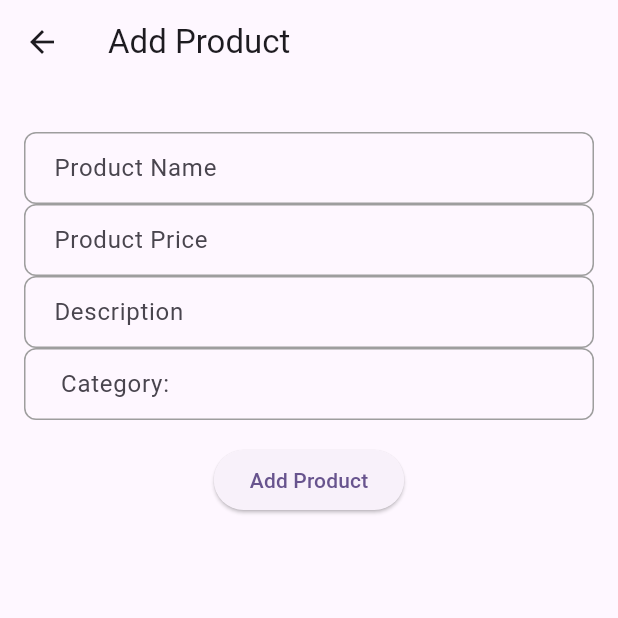
After one commit to amitpaju0001/smart_shop, a Flutter app: the AddProductScreen screen opened directly, on a phone screen of 412 x 824 dp, the top half of it. The commit adds this screen. Run offline on Flutter 3.47's test engine with Material 3 defaults, Android fonts, the phone set to English and light mode, and no system bars; network calls fail.

Commit message:
create add product api service and provider,implement in stringCont add Product screen created

```diff
--- a/lib/model/product_model.dart
+++ b/lib/model/product_model.dart
@@ -18,7 +18,7 @@ class ProductModel {
       id: json['id'],
       name: json['name'],
       description: json['description'],
-      price: json['price'],
+      price: json['price']is String ? int.parse(json['price']) : json['price'],
       category: json['category'],
     );
   }
@@ -28,7 +28,7 @@ class ProductModel {
       'id': id,
       'name': name,
       'description': description,
-      'price': price.toString(),
+      'price': price,
       'category': category,
     };
   }
--- a/lib/provider/api_product_provider.dart
+++ b/lib/provider/api_product_provider.dart
@@ -16,4 +16,15 @@ class ApiProductProvider extends ChangeNotifier {
     }
   }
 
+
+  Future<void> addProduct(ProductModel product) async {
+    try {
+      await ApiService.addProduct(product);
+      await fetchProducts();
+    } catch (e) {
+      print('Error adding product: $e');
+    }
+  }
+
+
 }
--- /dev/null
+++ b/lib/screen/add_product_screen.dart
@@ -0,0 +1,164 @@
+import 'package:flutter/material.dart';
+import 'package:provider/provider.dart';
+import 'package:smart_shop/model/product_model.dart';
+import 'package:smart_shop/provider/api_product_provider.dart';
+import 'package:smart_shop/shared/string_const.dart';
+
+class AddProductScreen extends StatefulWidget {
+  const AddProductScreen({super.key});
+
+  @override
+  State<AddProductScreen> createState() => _AddProductScreenState();
+}
+
+class _AddProductScreenState extends State<AddProductScreen> {
+  final TextEditingController nameController = TextEditingController();
+  final TextEditingController descController = TextEditingController();
+  final TextEditingController priceController = TextEditingController();
+  final TextEditingController categoryController = TextEditingController();
+  final GlobalKey<FormState> formKey = GlobalKey();
+
+  bool isLoading = false;
+
+  @override
+  Widget build(BuildContext context) {
+    return Scaffold(
+      appBar: AppBar(
+        title: const Text('Add Product'),
+      ),
+      body: SingleChildScrollView(
+        child: Padding(
+          padding: const EdgeInsets.all(16),
+          child: Form(
+            key: formKey,
+            child: Column(
+              children: [
+                const SizedBox(height: 16,),
+                TextFormField(
+                  controller: nameController,
+                  decoration: InputDecoration(
+                    labelText:StringConst.addLabelName,
+                    hintText: StringConst.addLabelName,
+                    border: OutlineInputBorder(
+                      borderRadius: BorderRadius.circular(8),
+                    ),
+                    focusedBorder: OutlineInputBorder(
+                      borderRadius: BorderRadius.circular(8),
+                      borderSide: const BorderSide(color: Colors.blue),
+                    ),
+                    enabledBorder: OutlineInputBorder(
+                      borderRadius: BorderRadius.circular(8),
+                      borderSide: const BorderSide(color: Colors.grey),
+                    ),
+                    contentPadding: const EdgeInsets.symmetric(horizontal: 16, vertical: 12),
+                  ),
+                ),
+                TextFormField(
+                  controller: priceController,
+                  decoration: InputDecoration(
+                    labelText:StringConst.addLabelPrice,
+                    hintText: StringConst.addLabelPrice,
+                    border: OutlineInputBorder(
+                      borderRadius: BorderRadius.circular(8),
+                    ),
+                    focusedBorder: OutlineInputBorder(
+                      borderRadius: BorderRadius.circular(8),
+                      borderSide: const BorderSide(color: Colors.blue),
+                    ),
+                    enabledBorder: OutlineInputBorder(
+                      borderRadius: BorderRadius.circular(8),
+                      borderSide: const BorderSide(color: Colors.grey),
+                    ),
+                    contentPadding: const EdgeInsets.symmetric(horizontal: 16, vertical: 12),
+                  ),
+                  keyboardType: TextInputType.number,
+                ),
+                TextFormField(
+                  controller: descController,
+                  decoration: InputDecoration(
+                    labelText:StringConst.addLabelDesc,
+                    hintText: StringConst.addLabelDesc,
+                    border: OutlineInputBorder(
+                      borderRadius: BorderRadius.circular(8),
+                    ),
+                    focusedBorder: OutlineInputBorder(
+                      borderRadius: BorderRadius.circular(8),
+                      borderSide: const BorderSide(color: Colors.blue),
+                    ),
+                    enabledBorder: OutlineInputBorder(
+                      borderRadius: BorderRadius.circular(8),
+                      borderSide: const BorderSide(color: Colors.grey),
+                    ),
+                    contentPadding: const EdgeInsets.symmetric(horizontal: 16, vertical: 12),
+                  ),
+                ),
+                TextFormField(
+                  controller: categoryController,
+                  decoration: InputDecoration(
+                    labelText:StringConst.homeCategory,
+                    hintText: StringConst.addLabelCategory,
+                    border: OutlineInputBorder(
+                      borderRadius: BorderRadius.circular(8),
+                    ),
+                    focusedBorder: OutlineInputBorder(
+                      borderRadius: BorderRadius.circular(8),
+                      borderSide: const BorderSide(color: Colors.blue),
+                    ),
+                    enabledBorder: OutlineInputBorder(
+                      borderRadius: BorderRadius.circular(8),
+                      borderSide: const BorderSide(color: Colors.grey),
+                    ),
+                    contentPadding: const EdgeInsets.symmetric(horizontal: 16, vertical: 12),
+                  ),
+                ),
+                const SizedBox(height: 16),
+                Consumer<ApiProductProvider>(
+                  builder: (context, productProvider, child) {
+                    return isLoading
+                        ? const CircularProgressIndicator()
+                        : ElevatedButton(
+                      onPressed: () async {
+                        if (formKey.currentState?.validate() ?? false) {
+                          setState(() {
+                            isLoading = true;
+                          });
+
+                          String productName = nameController.text;
+                          String productDesc = descController.text;
+                          int productPrice = int.parse(priceController.text);
+                          String productCategory = categoryController.text;
+                          ProductModel productModel = ProductModel(
+                            id: '',
+                            name: productName,
+                            price: productPrice,
+                            category: productCategory,
+                            description: productDesc,
+                          );
+
+                          try {
+                            await productProvider.addProduct(productModel);
+                            Navigator.pop(context);
+                          } catch (e) {
+                            print('Error: $e');
+                            ScaffoldMessenger.of(context).showSnackBar(
+                              SnackBar(content: Text('${StringConst.errorAdd}: $e')),
+                            );
+                          } finally {
+                            setState(() {
+                              isLoading = false;
+                            });
+                          }
+                        }
+                      },
+                      child: const Text(StringConst.addProduct),
+                    );
+                  },
+                ),
+              ],
+            ),
+          ),
+        ),
+      ),
+    );
+  }
+}
--- a/lib/service/api_endpoints.dart
+++ b/lib/service/api_endpoints.dart
@@ -1,4 +1,5 @@
 class ApiEndpoints {
+  static const String authToken = 'eyJhbGciOiJIUzI1NiIsInR5cCI6IkpXVCJ9.eyJ1c2VyIjp7ImlkIjoiMSIsInVzZXJuYW1lIjoiYW1pdCJ9LCJpYXQiOjE3MjA3Njk0NTQsImV4cCI6MTcyMDc3MzA1NH0.ICL1Hj4pxvVQ0jIHzB3mcRzOlp7RVWIiECa2c9KV5J8';
   static const String baseUrl = 'http://localhost:3000/api';
    static const String product = '$baseUrl/products';
 }
--- a/lib/shared/string_const.dart
+++ b/lib/shared/string_const.dart
@@ -18,5 +18,10 @@ class StringConst {
   static const String homeAdd = 'Add Products';
   static const String homeUpdate = 'Update Products';
   static const String homeDelete = 'Delete Products';
-
+  static const String addLabelName = 'Product Name';
+  static const String addLabelPrice = 'Product Price';
+  static const String addLabelDesc = 'Description';
+  static const String addLabelCategory = 'Category ';
+  static const String errorAdd = ' Error adding Product';
+  static const String addProduct = 'Add Product';
 }
```
Also changed, not shown: lib/screen/home_screen.dart (+8 -1 lines), lib/service/api_service.dart (+18 -3 lines).
